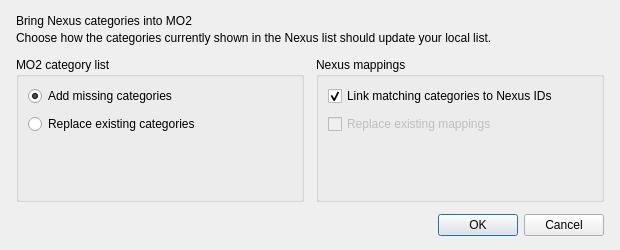
First picture: the form in source/modorganizer/src/categoryimportdialog.ui, repository ArialSenki/MO2-Revamped, before the edit.
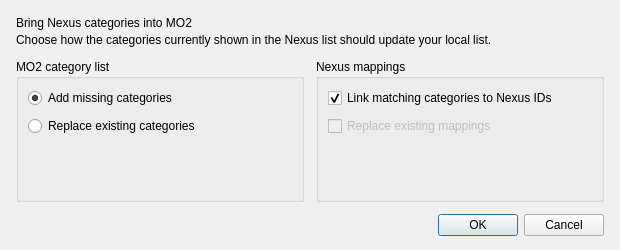
Second picture: the form after the edit.

Diff of the .ui file:
```diff
--- a/source/modorganizer/src/categoryimportdialog.ui
+++ b/source/modorganizer/src/categoryimportdialog.ui
@@ -8,7 +8,7 @@
   <property name="windowTitle"><string>Import Nexus categories</string></property>
   <layout class="QVBoxLayout" name="verticalLayout">
    <property name="leftMargin"><number>16</number></property>
-   <property name="topMargin"><number>14</number></property>
+   <property name="topMargin"><number>16</number></property>
    <property name="rightMargin"><number>16</number></property>
    <property name="bottomMargin"><number>14</number></property>
    <property name="spacing"><number>12</number></property>
```
